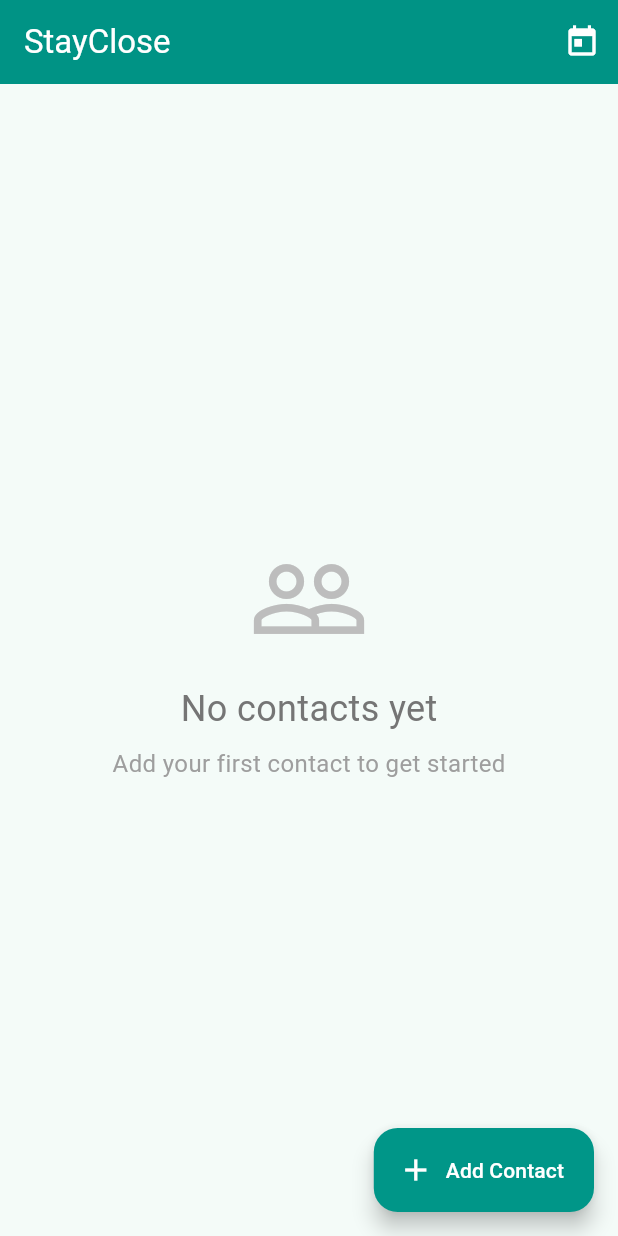
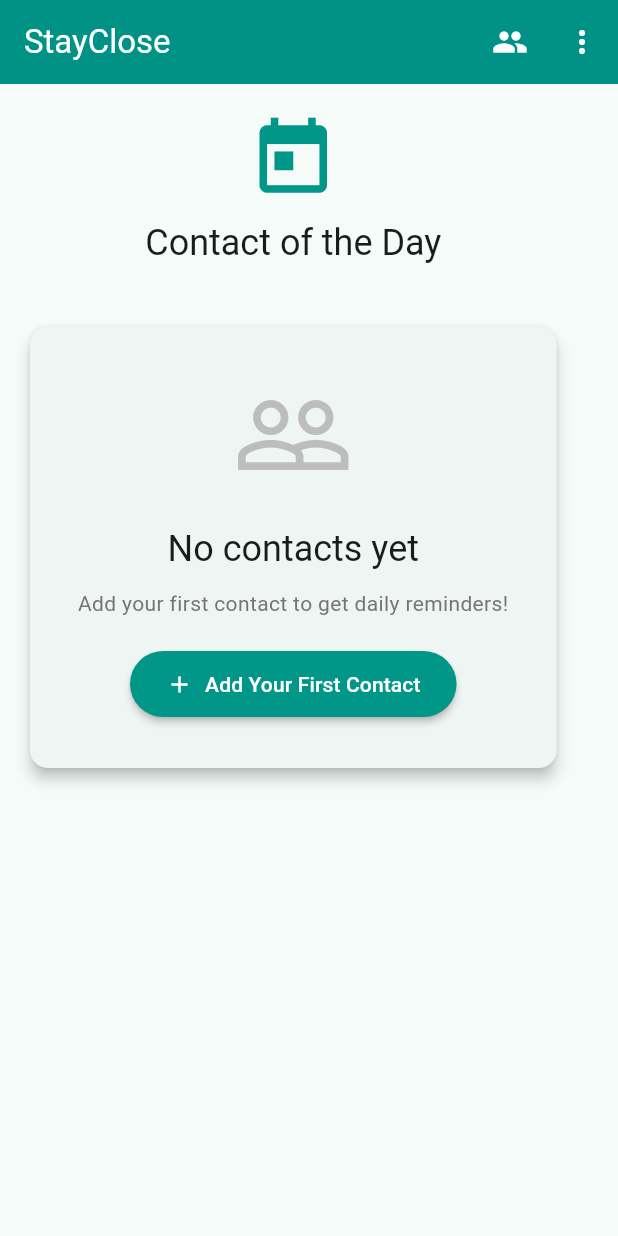
Before and after one commit to brett-buskirk/stayclose, a Flutter app: the screen it shows after launch, on a phone screen of 412 x 824 dp. Run offline on Flutter 3.47's test engine with Material 3 defaults, Android fonts, the phone set to English and light mode, and no system bars; our stand-ins replace flutter_local_notifications, shared_preferences, timezone.

Commit message:
Redesign home page: Daily Contact is now the primary screen
✨ UI/UX Improvements:
- Daily Contact screen is now the home page (main focus)
- Contact list moved to secondary screen accessible via navigation
- Added comprehensive home screen with engaging daily contact display
- Enhanced navigation with people icon to access all contacts
- Added refresh functionality to pick new daily contact
- Improved empty state with clear call-to-action

🔄 Navigation Flow:
- Home screen shows daily contact of the day
- Tap people icon to view all contacts
- Add contacts via floating action button or menu
- Automatic refresh when returning from contact management

📱 Better User Experience:
- Primary focus on daily engagement rather than contact management
- More intuitive app flow that encourages daily use
- Clear visual hierarchy with the daily contact prominently displayed
- Smart navigation that maintains state and updates appropriately

```diff
--- a/lib/main.dart
+++ b/lib/main.dart
@@ -1,6 +1,6 @@
 
 import 'package:flutter/material.dart';
-import 'package:stayclose/screens/contact_list_screen.dart';
+import 'package:stayclose/screens/home_screen.dart';
 
 void main() {
   runApp(MyApp());
@@ -39,7 +39,7 @@ class MyApp extends StatelessWidget {
           foregroundColor: Colors.white,
         ),
       ),
-      home: ContactListScreen(),
+      home: HomeScreen(),
     );
   }
 }
--- a/lib/screens/contact_list_screen.dart
+++ b/lib/screens/contact_list_screen.dart
@@ -2,9 +2,7 @@
 import 'package:flutter/material.dart';
 import 'package:stayclose/models/contact.dart';
 import 'package:stayclose/screens/add_edit_contact_screen.dart';
-import 'package:stayclose/screens/daily_contact_screen.dart';
 import 'package:stayclose/services/contact_storage.dart';
-import 'package:stayclose/services/daily_contact_service.dart';
 import 'package:stayclose/services/notification_service.dart';
 
 class ContactListScreen extends StatefulWidget {
@@ -14,27 +12,13 @@ class ContactListScreen extends StatefulWidget {
 
 class _ContactListScreenState extends State<ContactListScreen> {
   final ContactStorage _contactStorage = ContactStorage();
-  final DailyContactService _dailyContactService = DailyContactService();
   final NotificationService _notificationService = NotificationService();
   List<Contact> _contacts = [];
 
   @override
   void initState() {
     super.initState();
-    _initializeServices();
     _loadContacts();
-  }
-
-  Future<void> _initializeServices() async {
-    try {
-      await _notificationService.init();
-      // Schedule notifications after successful initialization
-      await _notificationService.scheduleDailyContactReminder();
-      await _notificationService.scheduleImportantDateNotifications();
-    } catch (e) {
-      print('Notification service initialization failed: $e');
-      // App will continue to work without notifications
-    }
   }
 
   Future<void> _loadContacts() async {
@@ -76,16 +60,6 @@ class _ContactListScreenState extends State<ContactListScreen> {
     }
   }
 
-  Future<void> _showDailyContact() async {
-    final dailyContact = await _dailyContactService.selectDailyContact(_contacts);
-    if (mounted) {
-      Navigator.of(context).push(
-        MaterialPageRoute(
-          builder: (context) => DailyContactScreen(contact: dailyContact),
-        ),
-      );
-    }
-  }
 
   Widget _buildContactCard(Contact contact) {
     final upcomingDates = contact.importantDates
@@ -202,16 +176,9 @@ class _ContactListScreenState extends State<ContactListScreen> {
   Widget build(BuildContext context) {
     return Scaffold(
       appBar: AppBar(
-        title: Text('StayClose'),
+        title: Text('All Contacts'),
         backgroundColor: Colors.teal,
         foregroundColor: Colors.white,
-        actions: [
-          IconButton(
-            onPressed: _showDailyContact,
-            icon: Icon(Icons.today),
-            tooltip: 'Daily Contact',
-          ),
-        ],
       ),
       body: _contacts.isEmpty
           ? Center(
--- /dev/null
+++ b/lib/screens/home_screen.dart
@@ -0,0 +1,431 @@
+import 'package:flutter/material.dart';
+import 'package:flutter/services.dart';
+import 'package:stayclose/models/contact.dart';
+import 'package:stayclose/screens/contact_list_screen.dart';
+import 'package:stayclose/screens/add_edit_contact_screen.dart';
+import 'package:stayclose/services/contact_storage.dart';
+import 'package:stayclose/services/daily_contact_service.dart';
+import 'package:stayclose/services/notification_service.dart';
+
+class HomeScreen extends StatefulWidget {
+  @override
+  _HomeScreenState createState() => _HomeScreenState();
+}
+
+class _HomeScreenState extends State<HomeScreen> {
+  final ContactStorage _contactStorage = ContactStorage();
+  final DailyContactService _dailyContactService = DailyContactService();
+  final NotificationService _notificationService = NotificationService();
+  Contact? _dailyContact;
+  List<Contact> _contacts = [];
+  bool _isLoading = true;
+
+  @override
+  void initState() {
+    super.initState();
+    _initializeServices();
+    _loadContactsAndSelectDaily();
+  }
+
+  Future<void> _initializeServices() async {
+    try {
+      await _notificationService.init();
+      // Schedule notifications after successful initialization
+      await _notificationService.scheduleDailyContactReminder();
+      await _notificationService.scheduleImportantDateNotifications();
+    } catch (e) {
+      print('Notification service initialization failed: $e');
+      // App will continue to work without notifications
+    }
+  }
+
+  Future<void> _loadContactsAndSelectDaily() async {
+    try {
+      final contacts = await _contactStorage.getContacts();
+      final dailyContact = await _dailyContactService.selectDailyContact(contacts);
+
+      setState(() {
+        _contacts = contacts;
+        _dailyContact = dailyContact;
+        _isLoading = false;
+      });
+
+      // Reschedule notifications when contacts change
+      try {
+        await _notificationService.scheduleImportantDateNotifications();
+      } catch (e) {
+        print('Failed to reschedule notifications: $e');
+      }
+    } catch (e) {
+      print('Failed to load contacts: $e');
+      setState(() {
+        _isLoading = false;
+      });
+    }
+  }
+
+  void _copyToClipboard(BuildContext context, String text, String label) {
+    Clipboard.setData(ClipboardData(text: text));
+    ScaffoldMessenger.of(context).showSnackBar(
+      SnackBar(content: Text('$label copied to clipboard')),
+    );
+  }
+
+  Future<void> _refreshDailyContact() async {
+    await _dailyContactService.resetDailyContact();
+    await _loadContactsAndSelectDaily();
+  }
+
+  void _navigateToContactsList() async {
+    final result = await Navigator.of(context).push(
+      MaterialPageRoute(
+        builder: (context) => ContactListScreen(),
+      ),
+    );
+
+    // Refresh when returning from contacts list
+    if (result == true || result == null) {
+      await _loadContactsAndSelectDaily();
+    }
+  }
+
+  void _navigateToAddContact() async {
+    final result = await Navigator.of(context).push(
+      MaterialPageRoute(
+        builder: (context) => AddEditContactScreen(),
+      ),
+    );
+
+    // Refresh when returning from add contact
+    if (result == true || result == null) {
+      await _loadContactsAndSelectDaily();
+    }
+  }
+
+  Widget _buildDailyContactCard() {
+    if (_dailyContact == null) {
+      return Card(
+        elevation: 4,
+        margin: EdgeInsets.all(20),
+        child: Padding(
+          padding: EdgeInsets.all(32),
+          child: Column(
+            mainAxisSize: MainAxisSize.min,
+            children: [
+              Icon(
+                Icons.people_outline,
+                size: 80,
+                color: Colors.grey[400],
+              ),
+              SizedBox(height: 20),
+              Text(
+                'No contacts yet',
+                style: Theme.of(context).textTheme.headlineSmall,
+                textAlign: TextAlign.center,
+              ),
+              SizedBox(height: 10),
+              Text(
+                'Add your first contact to get daily reminders!',
+                style: TextStyle(color: Colors.grey[600]),
+                textAlign: TextAlign.center,
+              ),
+              SizedBox(height: 20),
+              ElevatedButton.icon(
+                onPressed: _navigateToAddContact,
+                icon: Icon(Icons.add),
+                label: Text('Add Your First Contact'),
+                style: ElevatedButton.styleFrom(
+                  backgroundColor: Colors.teal,
+                  foregroundColor: Colors.white,
+                  padding: EdgeInsets.symmetric(horizontal: 24, vertical: 12),
+                ),
+              ),
+            ],
+          ),
+        ),
+      );
+    }
+
+    return Card(
+      elevation: 4,
+      margin: EdgeInsets.all(20),
+      child: Padding(
+        padding: EdgeInsets.all(24),
+        child: Column(
+          children: [
+            CircleAvatar(
+              radius: 50,
+              backgroundColor: Colors.teal,
+              child: Text(
+                _dailyContact!.name.isNotEmpty ? _dailyContact!.name[0].toUpperCase() : '?',
+                style: TextStyle(
+                  fontSize: 36,
+                  color: Colors.white,
+                  fontWeight: FontWeight.bold,
+                ),
+              ),
+            ),
+            SizedBox(height: 20),
+            Text(
+              _dailyContact!.name,
+              style: Theme.of(context).textTheme.headlineMedium?.copyWith(
+                fontWeight: FontWeight.bold,
+              ),
+              textAlign: TextAlign.center,
+            ),
+            SizedBox(height: 20),
+            if (_dailyContact!.phone.isNotEmpty) ...[
+              Row(
+                children: [
+                  Icon(Icons.phone, color: Colors.teal),
+                  SizedBox(width: 12),
+                  Expanded(child: Text(_dailyContact!.phone, style: TextStyle(fontSize: 16))),
+                  IconButton(
+                    onPressed: () => _copyToClipboard(context, _dailyContact!.phone, 'Phone number'),
+                    icon: Icon(Icons.copy, color: Colors.grey[600]),
+                  ),
+                ],
+              ),
+              SizedBox(height: 12),
+            ],
+            if (_dailyContact!.email.isNotEmpty) ...[
+              Row(
+                children: [
+                  Icon(Icons.email, color: Colors.teal),
+                  SizedBox(width: 12),
+                  Expanded(child: Text(_dailyContact!.email, style: TextStyle(fontSize: 16))),
+                  IconButton(
+                    onPressed: () => _copyToClipboard(context, _dailyContact!.email, 'Email'),
+                    icon: Icon(Icons.copy, color: Colors.grey[600]),
+                  ),
+                ],
+              ),
+              SizedBox(height: 12),
+            ],
+            if (_dailyContact!.importantDates.isNotEmpty) ...[
+              Divider(),
+              SizedBox(height: 12),
+              Text(
+                'Important Dates',
+                style: TextStyle(fontWeight: FontWeight.bold, fontSize: 16),
+              ),
+              SizedBox(height: 8),
+              ..._dailyContact!.importantDates.map<Widget>((date) => Padding(
+                padding: EdgeInsets.symmetric(vertical: 4),
+                child: Row(
+                  children: [
+                    Icon(Icons.event, size: 16, color: Colors.orange),
+                    SizedBox(width: 8),
+                    Text('${date.name}: '),
+                    Text(
+                      '${date.date.day}/${date.date.month}/${date.date.year}',
+                      style: TextStyle(fontWeight: FontWeight.w500),
+                    ),
+                  ],
+                ),
+              )),
+            ],
+          ],
+        ),
+      ),
+    );
+  }
+
+  Widget _buildActionButtons() {
+    if (_dailyContact == null) return SizedBox.shrink();
+
+    return Padding(
+      padding: EdgeInsets.symmetric(horizontal: 20),
+      child: Column(
+        children: [
+          Text(
+            'Why not reach out today?',
+            style: Theme.of(context).textTheme.titleMedium,
+            textAlign: TextAlign.center,
+          ),
+          SizedBox(height: 20),
+          Row(
+            mainAxisAlignment: MainAxisAlignment.spaceEvenly,
+            children: [
+              if (_dailyContact!.phone.isNotEmpty)
+                ElevatedButton.icon(
+                  onPressed: () {
+                    showDialog(
+                      context: context,
+                      builder: (context) => AlertDialog(
+                        title: Text('Call ${_dailyContact!.name}'),
+                        content: Text('Would you like to call ${_dailyContact!.phone}?'),
+                        actions: [
+                          TextButton(
+                            onPressed: () => Navigator.pop(context),
+                            child: Text('Cancel'),
+                          ),
+                          ElevatedButton(
+                            onPressed: () {
+                              Navigator.pop(context);
+                              _copyToClipboard(context, _dailyContact!.phone, 'Phone number');
+                            },
+                            child: Text('Copy Number'),
+                          ),
+                        ],
+                      ),
+                    );
+                  },
+                  icon: Icon(Icons.phone),
+                  label: Text('Call'),
+                  style: ElevatedButton.styleFrom(
+                    backgroundColor: Colors.green,
+                    foregroundColor: Colors.white,
+                  ),
+                ),
+              ElevatedButton.icon(
+                onPressed: () {
+                  showDialog(
+                    context: context,
+                    builder: (context) => AlertDialog(
+                      title: Text('Text ${_dailyContact!.name}'),
+                      content: Text('Send a message to stay in touch!'),
+                      actions: [
+                        TextButton(
+                          onPressed: () => Navigator.pop(context),
+                          child: Text('Cancel'),
+                        ),
+                        ElevatedButton(
+                          onPressed: () {
+                            Navigator.pop(context);
+                            if (_dailyContact!.phone.isNotEmpty) {
+                              _copyToClipboard(context, _dailyContact!.phone, 'Phone number');
+                            }
+                          },
+                          child: Text('Copy Number'),
+                        ),
+                      ],
+                    ),
+                  );
+                },
+                icon: Icon(Icons.message),
+                label: Text('Text'),
+                style: ElevatedButton.styleFrom(
+                  backgroundColor: Colors.blue,
+                  foregroundColor: Colors.white,
+                ),
+              ),
+              if (_dailyContact!.email.isNotEmpty)
+                ElevatedButton.icon(
+                  onPressed: () {
+                    showDialog(
+                      context: context,
+                      builder: (context) => AlertDialog(
+                        title: Text('Email ${_dailyContact!.name}'),
+                        content: Text('Would you like to email ${_dailyContact!.email}?'),
+                        actions: [
+                          TextButton(
+                            onPressed: () => Navigator.pop(context),
+                            child: Text('Cancel'),
+                          ),
+                          ElevatedButton(
+                            onPressed: () {
+                              Navigator.pop(context);
+                              _copyToClipboard(context, _dailyContact!.email, 'Email');
+                            },
+                            child: Text('Copy Email'),
+                          ),
+                        ],
+                      ),
+                    );
+                  },
+                  icon: Icon(Icons.email),
+                  label: Text('Email'),
+                  style: ElevatedButton.styleFrom(
+                    backgroundColor: Colors.purple,
+                    foregroundColor: Colors.white,
+                  ),
+                ),
+            ],
+          ),
+        ],
+      ),
+    );
+  }
+
+  @override
+  Widget build(BuildContext context) {
+    return Scaffold(
+      appBar: AppBar(
+        title: Text('StayClose'),
+        backgroundColor: Colors.teal,
+        foregroundColor: Colors.white,
+        actions: [
+          IconButton(
+            onPressed: _navigateToContactsList,
+            icon: Icon(Icons.people),
+            tooltip: 'All Contacts',
+          ),
+          PopupMenuButton<String>(
+            onSelected: (value) {
+              if (value == 'refresh') {
+                _refreshDailyContact();
+              } else if (value == 'add_contact') {
+                _navigateToAddContact();
+              }
+            },
+            itemBuilder: (context) => [
+              PopupMenuItem(
+                value: 'refresh',
+                child: Row(
+                  children: [
+                    Icon(Icons.refresh, color: Colors.blue),
+                    SizedBox(width: 8),
+                    Text('Pick New Contact'),
+                  ],
+                ),
+              ),
+              PopupMenuItem(
+                value: 'add_contact',
+                child: Row(
+                  children: [
+                    Icon(Icons.add, color: Colors.green),
+                    SizedBox(width: 8),
+                    Text('Add Contact'),
+                  ],
+                ),
+              ),
+            ],
+          ),
+        ],
+      ),
+      body: _isLoading
+          ? Center(child: CircularProgressIndicator())
+          : SingleChildScrollView(
+              child: Column(
+                children: [
+                  SizedBox(height: 20),
+                  Icon(
+                    Icons.today,
+                    size: 60,
+                    color: Colors.teal,
+                  ),
+                  SizedBox(height: 10),
+                  Text(
+                    'Contact of the Day',
+                    style: Theme.of(context).textTheme.headlineSmall,
+                    textAlign: TextAlign.center,
+                  ),
+                  SizedBox(height: 20),
+                  _buildDailyContactCard(),
+                  SizedBox(height: 20),
+                  _buildActionButtons(),
+                  SizedBox(height: 40),
+                ],
+              ),
+            ),
+      floatingActionButton: _contacts.isNotEmpty ? FloatingActionButton(
+        onPressed: _navigateToAddContact,
+        backgroundColor: Colors.teal,
+        foregroundColor: Colors.white,
+        tooltip: 'Add Contact',
+        child: Icon(Icons.add),
+      ) : null,
+    );
+  }
+}
```
